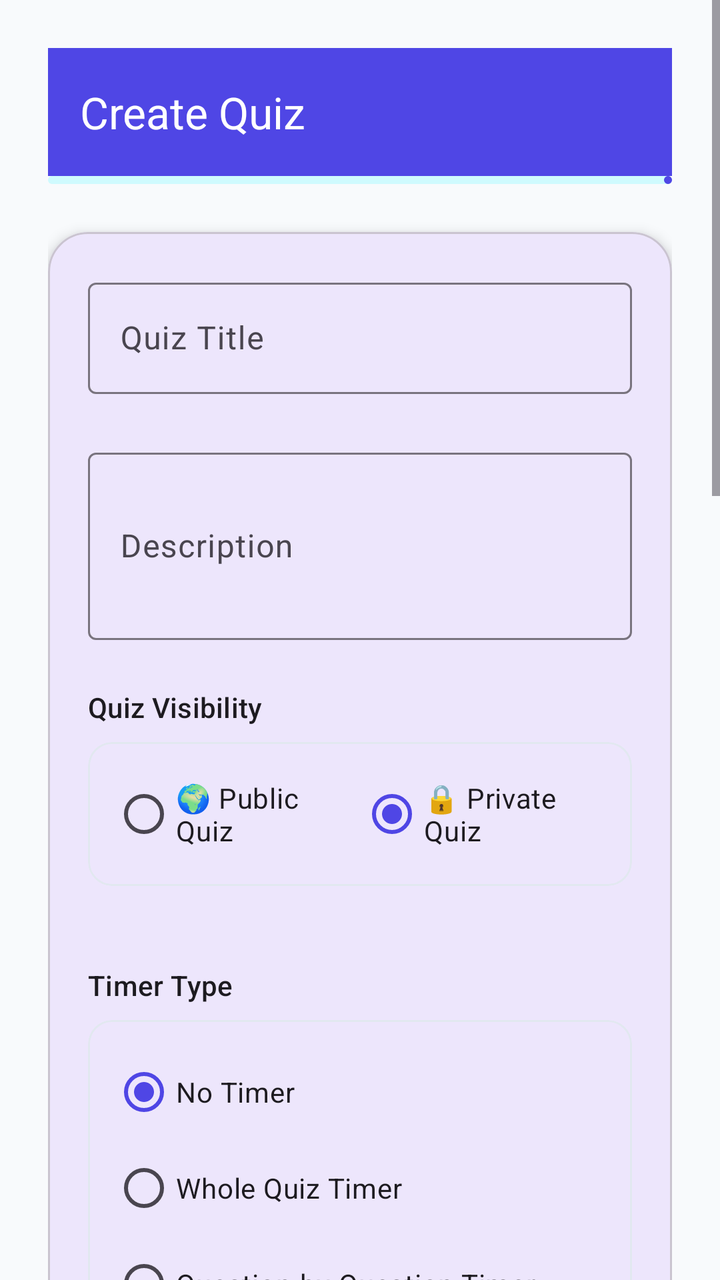
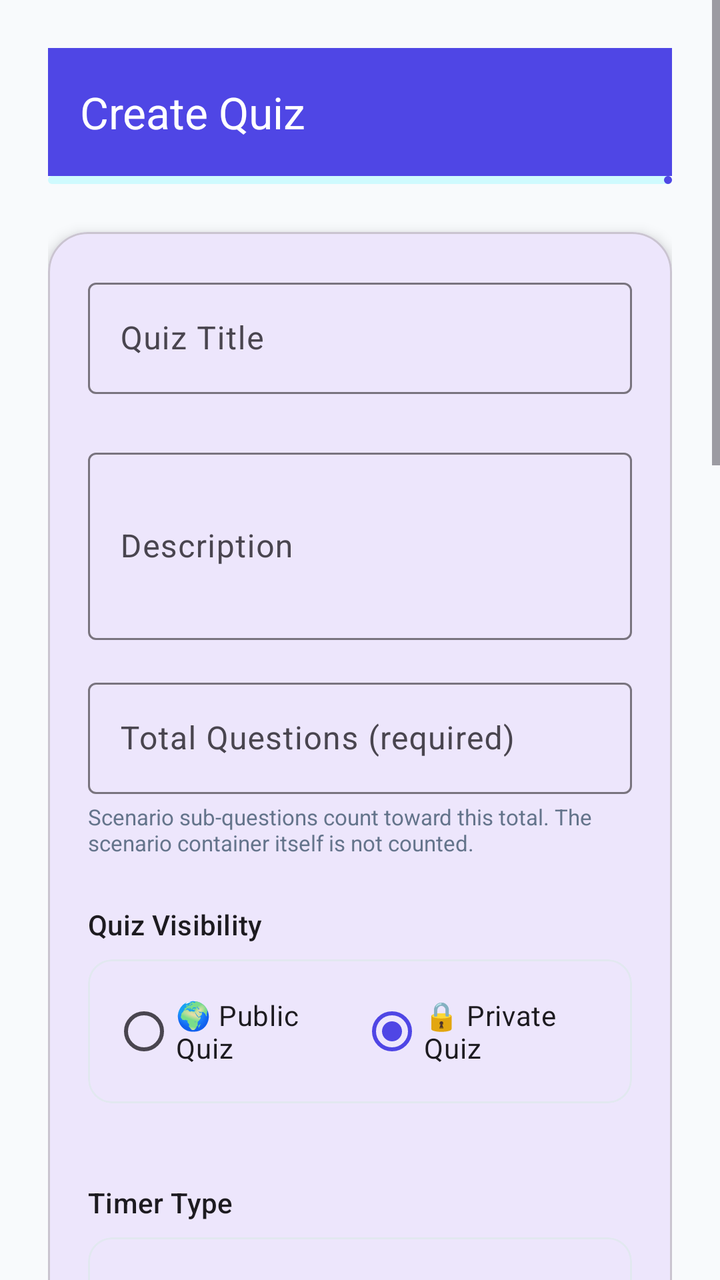

The first picture is an Android layout as it rendered before a commit; the second is the same layout after the commit. The layout source and the unified diff follow.
<!-- AndroidManifest.xml: application theme Theme.SmartQuiz -->
<!-- res/layout/activity_quiz_creation.xml -->
<?xml version="1.0" encoding="utf-8"?>
<ScrollView xmlns:android="http://schemas.android.com/apk/res/android"
    xmlns:app="http://schemas.android.com/apk/res-auto"
    android:layout_width="match_parent"
    android:layout_height="match_parent"
    android:fitsSystemWindows="true"
    android:background="@color/background">

    <LinearLayout
        android:layout_width="match_parent"
        android:layout_height="wrap_content"
        android:orientation="vertical"
        android:padding="24dp">

        
        <androidx.appcompat.widget.Toolbar
            android:id="@+id/toolbar"
            android:layout_width="match_parent"
            android:layout_height="?attr/actionBarSize"
            android:background="@color/primary"
            app:title="Create Quiz"
            app:titleTextColor="@color/white" />

        
        <com.google.android.material.progressindicator.LinearProgressIndicator
            android:id="@+id/progressIndicator"
            android:layout_width="match_parent"
            android:layout_height="4dp"
            android:max="100"
            android:progress="33"
            app:trackCornerRadius="2dp"
            android:layout_marginBottom="24dp" />

        
        <com.google.android.material.card.MaterialCardView
            android:layout_width="match_parent"
            android:layout_height="wrap_content"
            app:cardCornerRadius="20dp"
            app:cardElevation="4dp"
            android:layout_marginBottom="24dp">

            <LinearLayout
                android:layout_width="match_parent"
                android:layout_height="wrap_content"
                android:orientation="vertical"
                android:padding="20dp">

                
                <com.google.android.material.textfield.TextInputLayout
                    style="@style/Widget.Material3.TextInputLayout.OutlinedBox"
                    android:layout_width="match_parent"
                    android:layout_height="wrap_content"
                    android:hint="Quiz Title"
                    android:layout_marginBottom="8dp">
                    <com.google.android.material.textfield.TextInputEditText
                        android:id="@+id/etQuizTitle"
                        android:layout_width="match_parent"
                        android:layout_height="wrap_content"
                        android:inputType="text"
                        android:maxLines="1" />
                </com.google.android.material.textfield.TextInputLayout>

                
                <LinearLayout
                    android:layout_width="match_parent"
                    android:layout_height="wrap_content"
                    android:orientation="horizontal"
                    android:layout_marginBottom="16dp">

                    <TextView
                        android:id="@+id/tvTitleFeedback"
                        android:layout_width="0dp"
                        android:layout_height="wrap_content"
                        android:layout_weight="1"
                        android:text=""
                        android:textSize="12sp"
                        android:visibility="gone" />
                </LinearLayout>

                
                <com.google.android.material.textfield.TextInputLayout
                    style="@style/Widget.Material3.TextInputLayout.OutlinedBox"
                    android:layout_width="match_parent"
                    android:layout_height="wrap_content"
                    android:hint="Description"
                    android:layout_marginBottom="16dp">
                    <com.google.android.material.textfield.TextInputEditText
                        android:id="@+id/etQuizDescription"
                        android:layout_width="match_parent"
                        android:layout_height="wrap_content"
                        android:minLines="3" />
                </com.google.android.material.textfield.TextInputLayout>

                
                <TextView
                    android:layout_width="wrap_content"
                    android:layout_height="wrap_content"
                    android:layout_marginTop="8dp"
                    android:layout_marginBottom="8dp"
                    android:text="Quiz Visibility"
                    android:textAppearance="?attr/textAppearanceTitleSmall" />

                <com.google.android.material.card.MaterialCardView
                    android:layout_width="match_parent"
                    android:layout_height="wrap_content"
                    app:cardCornerRadius="12dp"
                    app:cardElevation="0dp"
                    app:strokeColor="@color/border_light"
                    app:strokeWidth="1dp"
                    android:layout_marginBottom="16dp">

                    <RadioGroup
                        android:id="@+id/radioVisibility"
                        android:layout_width="match_parent"
                        android:layout_height="match_parent"
                        android:orientation="horizontal"
                        android:padding="12dp">

                        <RadioButton
                            android:id="@+id/radioPublic"
                            android:layout_width="0dp"
                            android:layout_height="wrap_content"
                            android:layout_weight="1"
                            android:checked="false"
                            android:text="🌍 Public Quiz" />

                        <RadioButton
                            android:id="@+id/radioPrivate"
                            android:layout_width="0dp"
                            android:layout_height="wrap_content"
                            android:layout_weight="1"
                            android:checked="true"
                            android:text="🔒 Private Quiz" />
                    </RadioGroup>
                </com.google.android.material.card.MaterialCardView>

                
                <TextView
                    android:layout_width="wrap_content"
                    android:layout_height="wrap_content"
                    android:text="Timer Type"
                    android:textAppearance="?attr/textAppearanceTitleSmall"
                    android:layout_marginTop="24dp"
                    android:layout_marginBottom="8dp" />

                <com.google.android.material.card.MaterialCardView
                    android:layout_width="match_parent"
                    android:layout_height="wrap_content"
                    app:cardCornerRadius="12dp"
                    app:cardElevation="0dp"
                    app:strokeColor="@color/border_light"
                    app:strokeWidth="1dp"
                    android:layout_marginBottom="16dp">

                    <RadioGroup
                        android:id="@+id/radioGroupTimerType"
                        android:layout_width="match_parent"
                        android:layout_height="wrap_content"
                        android:orientation="vertical"
                        android:padding="12dp">

                        <RadioButton
                            android:id="@+id/radioNoTimer"
                            android:layout_width="match_parent"
                            android:layout_height="wrap_content"
                            android:text="No Timer"
                            android:checked="true" />

                        <RadioButton
                            android:id="@+id/radioWholeQuizTimer"
                            android:layout_width="match_parent"
                            android:layout_height="wrap_content"
                            android:text="Whole Quiz Timer" />

                        <RadioButton
                            android:id="@+id/radioPerQuestionTimer"
                            android:layout_width="match_parent"
                            android:layout_height="wrap_content"
                            android:text="Question-by-Question Timer" />
                    </RadioGroup>
                </com.google.android.material.card.MaterialCardView>

                
                <com.google.android.material.textfield.TextInputLayout
                    android:id="@+id/inputLayoutTotalTime"
                    style="@style/Widget.Material3.TextInputLayout.OutlinedBox"
                    android:layout_width="match_parent"
                    android:layout_height="wrap_content"
                    android:hint="Total Time (HH:MM:SS)"
                    android:visibility="gone"
                    android:layout_marginBottom="16dp">
                    <com.google.android.material.textfield.TextInputEditText
                        android:id="@+id/etTotalTime"
                        android:layout_width="match_parent"
                        android:layout_height="wrap_content"
                        android:inputType="text"
                        android:text="00:30:00" />
                </com.google.android.material.textfield.TextInputLayout>

                
                <com.google.android.material.textfield.TextInputLayout
                    android:id="@+id/inputLayoutPerQuestionTime"
                    style="@style/Widget.Material3.TextInputLayout.OutlinedBox"
                    android:layout_width="match_parent"
                    android:layout_height="wrap_content"
                    android:hint="Time Per Question (HH:MM:SS)"
                    android:visibility="gone"
                    android:layout_marginBottom="16dp">
                    <com.google.android.material.textfield.TextInputEditText
                        android:id="@+id/etPerQuestionTime"
                        android:layout_width="match_parent"
                        android:layout_height="wrap_content"
                        android:inputType="text"
                        android:text="00:00:30" />
                </com.google.android.material.textfield.TextInputLayout>

                
                <TextView
                    android:layout_width="wrap_content"
                    android:layout_height="wrap_content"
                    android:text="Question Randomization"
                    android:textAppearance="?attr/textAppearanceTitleSmall"
                    android:layout_marginTop="16dp"
                    android:layout_marginBottom="8dp" />

                <com.google.android.material.card.MaterialCardView
                    android:layout_width="match_parent"
                    android:layout_height="wrap_content"
                    app:cardCornerRadius="12dp"
                    app:cardElevation="0dp"
                    app:strokeColor="@color/border_light"
                    app:strokeWidth="1dp"
                    android:layout_marginBottom="16dp">

                    <RadioGroup
                        android:id="@+id/radioGroupRandomization"
                        android:layout_width="match_parent"
                        android:layout_height="wrap_content"
                        android:orientation="vertical"
                        android:padding="12dp">

                        <RadioButton
                            android:id="@+id/radioFixedOrder"
                            android:layout_width="match_parent"
                            android:layout_height="wrap_content"
                            android:text="Fixed Order"
                            android:checked="true" />

                        <RadioButton
                            android:id="@+id/radioRandomQuestionOrder"
                            android:layout_width="match_parent"
                            android:layout_height="wrap_content"
                            android:text="Random Question Order" />

                        <RadioButton
                            android:id="@+id/radioRandomQuestionAndOptionOrder"
                            android:layout_width="match_parent"
                            android:layout_height="wrap_content"
                            android:text="Random Question &amp; Option Order" />
                    </RadioGroup>
                </com.google.android.material.card.MaterialCardView>

                
                
                
                <com.google.android.material.textfield.TextInputLayout
                    style="@style/Widget.Material3.TextInputLayout.OutlinedBox"
                    android:layout_width="match_parent"
                    android:layout_height="wrap_content"
                    android:hint="Start Date/Time (yyyy-MM-dd HH:mm)"
                    android:layout_marginTop="16dp">
                    <com.google.android.material.textfield.TextInputEditText
                        android:id="@+id/etStartTime"
                        android:layout_width="match_parent"
                        android:layout_height="wrap_content"
                        android:inputType="datetime"
                        android:focusable="false"
                        android:cursorVisible="false" />
                </com.google.android.material.textfield.TextInputLayout>

                
                <com.google.android.material.textfield.TextInputLayout
                    style="@style/Widget.Material3.TextInputLayout.OutlinedBox"
                    android:layout_width="match_parent"
                    android:layout_height="wrap_content"
                    android:hint="Deadline (yyyy-MM-dd HH:mm)"
                    android:layout_marginTop="8dp">
                    <com.google.android.material.textfield.TextInputEditText
                        android:id="@+id/etDeadline"
                        android:layout_width="match_parent"
                        android:layout_height="wrap_content"
                        android:inputType="datetime"
                        android:focusable="false"
                        android:cursorVisible="false" />
                </com.google.android.material.textfield.TextInputLayout>

                
                <LinearLayout
                    android:layout_width="match_parent"
                    android:layout_height="wrap_content"
                    android:orientation="horizontal"
                    android:gravity="center_vertical"
                    android:layout_marginTop="16dp">
                    <TextView
                        android:layout_width="0dp"
                        android:layout_height="wrap_content"
                        android:layout_weight="1"
                        android:text="Enable Negative Marking"
                        android:textAppearance="?attr/textAppearanceBody1" />
                    <androidx.appcompat.widget.SwitchCompat
                        android:id="@+id/switchNegativeMarking"
                        android:layout_width="wrap_content"
                        android:layout_height="wrap_content"
                        android:checked="false" />
                </LinearLayout>

                
                <com.google.android.material.textfield.TextInputLayout
                    style="@style/Widget.Material3.TextInputLayout.OutlinedBox"
                    android:layout_width="match_parent"
                    android:layout_height="wrap_content"
                    android:hint="Negative Value (e.g. 0.25)"
                    android:layout_marginTop="8dp">
                    <com.google.android.material.textfield.TextInputEditText
                        android:id="@+id/etNegativeValue"
                        android:layout_width="match_parent"
                        android:layout_height="wrap_content"
                        android:inputType="numberDecimal"
                        android:text="0.25" />
                </com.google.android.material.textfield.TextInputLayout>

                
                <LinearLayout
                    android:layout_width="match_parent"
                    android:layout_height="wrap_content"
                    android:orientation="horizontal"
                    android:gravity="center_vertical"
                    android:layout_marginTop="16dp">
                    <TextView
                        android:layout_width="0dp"
                        android:layout_height="wrap_content"
                        android:layout_weight="1"
                        android:text="Show Score After Submission"
                        android:textAppearance="?attr/textAppearanceBody1" />
                    <androidx.appcompat.widget.SwitchCompat
                        android:id="@+id/switchShowScore"
                        android:layout_width="wrap_content"
                        android:layout_height="wrap_content"
                        android:checked="true" />
                </LinearLayout>

                <TextView
                    android:layout_width="match_parent"
                    android:layout_height="wrap_content"
                    android:text="When enabled, participants can see their score after submitting the quiz."
                    android:textSize="12sp"
                    android:textColor="@color/text_secondary"
                    android:layout_marginTop="4dp" />

            </LinearLayout>
        </com.google.android.material.card.MaterialCardView>

        
        <TextView
            android:layout_width="wrap_content"
            android:layout_height="wrap_content"
            android:text="Questions"
            android:textAppearance="?attr/textAppearanceHeadline3"
            android:layout_marginBottom="16dp" />

        <Button
            android:id="@+id/btnAddQuestion"
            android:layout_width="match_parent"
            android:layout_height="56dp"
            android:text="+ Add Question"
            android:backgroundTint="@color/accent"
            android:textAppearance="?attr/textAppearanceButton" />

        <TextView
            android:id="@+id/tvQuestionsCount"
            android:layout_width="wrap_content"
            android:layout_height="wrap_content"
            android:text="Questions added: 0"
            android:textAppearance="?attr/textAppearanceBody2"
            android:layout_marginTop="8dp" />

        <androidx.recyclerview.widget.RecyclerView
            android:id="@+id/rvQuestionPreview"
            android:layout_width="match_parent"
            android:layout_height="wrap_content"
            android:nestedScrollingEnabled="false"
            android:layout_marginTop="16dp"
            android:visibility="gone" />

        <Button
            android:id="@+id/btnSaveDraft"
            android:layout_width="match_parent"
            android:layout_height="56dp"
            android:layout_marginTop="16dp"
            android:text="Save as Draft"
            android:backgroundTint="@color/accent"
            android:textAppearance="?attr/textAppearanceButton" />

        <Button
            android:id="@+id/btnSaveQuiz"
            android:layout_width="match_parent"
            android:layout_height="56dp"
            android:layout_marginTop="32dp"
            android:text="Save Quiz"
            android:backgroundTint="@color/primary"
            android:textAppearance="?attr/textAppearanceButton" />

    </LinearLayout>
</ScrollView>
<!-- resources referenced by this layout -->
<resources>
  <color name="accent">#8B5CF6</color>
  <color name="background">#F8FAFC</color>
  <color name="border_light">#E2E8F0</color>
  <color name="primary">#4F46E5</color>
  <color name="text_secondary">#64748B</color>
  <color name="white">#FFFFFFFF</color>
  <style name="Theme.SmartQuiz" parent="Theme.Material3.DayNight.NoActionBar">
          
          <item name="colorPrimary">#4F46E5</item>
          <item name="colorPrimaryContainer">#E0E7FF</item>
          <item name="colorOnPrimary">@android:color/white</item>
          <item name="colorSecondary">#06B6D4</item>
          <item name="colorSecondaryContainer">#CFFAFE</item>
          <item name="colorOnSecondary">@android:color/black</item>
          <item name="colorError">#EF4444</item>
          <item name="android:windowBackground">#F8FAFC</item>
          <item name="android:statusBarColor">#4338CA</item>
  
          
          <item name="android:windowAnimationStyle">@style/Animation.ActivityTransition</item>
  
          
          <item name="textAppearanceHeadline1">@style/TextAppearance.SmartQuiz.Headline1</item>
          <item name="textAppearanceHeadline2">@style/TextAppearance.SmartQuiz.Headline2</item>
          <item name="textAppearanceHeadline3">@style/TextAppearance.SmartQuiz.Headline3</item>
          <item name="textAppearanceBody1">@style/TextAppearance.SmartQuiz.Body1</item>
          <item name="textAppearanceBody2">@style/TextAppearance.SmartQuiz.Body2</item>
      </style>
  <style name="Animation.ActivityTransition" parent="@android:style/Animation.Activity">
          <item name="android:activityOpenEnterAnimation">@anim/slide_in_right</item>
          <item name="android:activityOpenExitAnimation">@anim/slide_out_left</item>
          <item name="android:activityCloseEnterAnimation">@anim/slide_in_left</item>
          <item name="android:activityCloseExitAnimation">@anim/slide_out_right</item>
      </style>
  <style name="TextAppearance.SmartQuiz.Headline1" parent="TextAppearance.Material3.HeadlineLarge">
          <item name="android:textSize">32sp</item>
          <item name="android:textStyle">bold</item>
      </style>
  <style name="TextAppearance.SmartQuiz.Headline2" parent="TextAppearance.Material3.HeadlineMedium">
          <item name="android:textSize">24sp</item>
          <item name="android:textStyle">bold</item>
      </style>
  <style name="TextAppearance.SmartQuiz.Headline3" parent="TextAppearance.Material3.HeadlineSmall">
          <item name="android:textSize">20sp</item>
          <item name="android:textStyle">bold</item>
      </style>
  <style name="TextAppearance.SmartQuiz.Body1" parent="TextAppearance.Material3.BodyLarge">
          <item name="android:textSize">16sp</item>
      </style>
  <style name="TextAppearance.SmartQuiz.Body2" parent="TextAppearance.Material3.BodyMedium">
          <item name="android:textSize">14sp</item>
      </style>
</resources>

<!-- the commit's change to res/layout/activity_quiz_creation.xml (unified diff, before → after) -->
@@ -66,7 +66,6 @@
                     android:layout_height="wrap_content"
                     android:orientation="horizontal"
                     android:layout_marginBottom="16dp">
-
                     <TextView
                         android:id="@+id/tvTitleFeedback"
                         android:layout_width="0dp"
@@ -92,6 +91,31 @@
                 </com.google.android.material.textfield.TextInputLayout>
 
                 
+                
+                
+                <com.google.android.material.textfield.TextInputLayout
+                    style="@style/Widget.Material3.TextInputLayout.OutlinedBox"
+                    android:layout_width="match_parent"
+                    android:layout_height="wrap_content"
+                    android:hint="Total Questions (required)"
+                    android:layout_marginBottom="4dp">
+                    <com.google.android.material.textfield.TextInputEditText
+                        android:id="@+id/etConfiguredQuestionCount"
+                        android:layout_width="match_parent"
+                        android:layout_height="wrap_content"
+                        android:inputType="number"
+                        android:maxLength="3" />
+                </com.google.android.material.textfield.TextInputLayout>
+
+                <TextView
+                    android:layout_width="match_parent"
+                    android:layout_height="wrap_content"
+                    android:text="Scenario sub-questions count toward this total. The scenario container itself is not counted."
+                    android:textSize="11sp"
+                    android:textColor="@color/text_secondary"
+                    android:layout_marginBottom="16dp" />
+
+                
                 <TextView
                     android:layout_width="wrap_content"
                     android:layout_height="wrap_content"
@@ -260,8 +284,6 @@
                     </RadioGroup>
                 </com.google.android.material.card.MaterialCardView>
 
-                
-                
                 
                 <com.google.android.material.textfield.TextInputLayout
                     style="@style/Widget.Material3.TextInputLayout.OutlinedBox"
@@ -368,6 +390,7 @@
             android:textAppearance="?attr/textAppearanceHeadline3"
             android:layout_marginBottom="16dp" />
 
+        
         <Button
             android:id="@+id/btnAddQuestion"
             android:layout_width="match_parent"
@@ -376,6 +399,7 @@
             android:backgroundTint="@color/accent"
             android:textAppearance="?attr/textAppearanceButton" />
 
+        
         <TextView
             android:id="@+id/tvQuestionsCount"
             android:layout_width="wrap_content"
@@ -384,6 +408,7 @@
             android:textAppearance="?attr/textAppearanceBody2"
             android:layout_marginTop="8dp" />
 
+        
         <androidx.recyclerview.widget.RecyclerView
             android:id="@+id/rvQuestionPreview"
             android:layout_width="match_parent"
@@ -392,6 +417,7 @@
             android:layout_marginTop="16dp"
             android:visibility="gone" />
 
+        
         <Button
             android:id="@+id/btnSaveDraft"
             android:layout_width="match_parent"
@@ -401,6 +427,7 @@
             android:backgroundTint="@color/accent"
             android:textAppearance="?attr/textAppearanceButton" />
 
+        
         <Button
             android:id="@+id/btnSaveQuiz"
             android:layout_width="match_parent"
